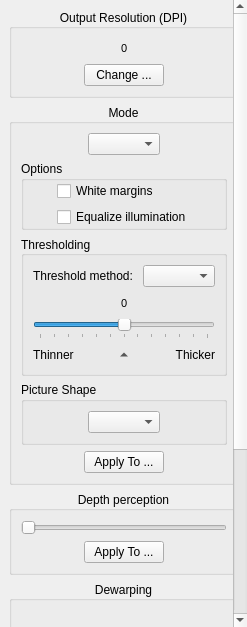
Above: filters/output/ui/OutputOptionsWidget.ui from 4lex4/scantailor-advanced before the change. Below: the same form after it.
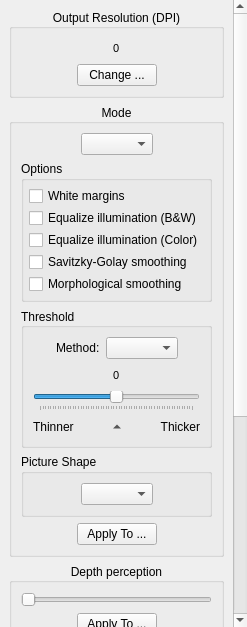
That is the form after the change. Icons and pictures are not drawn.

Commit message: + possibility to disable white margins, normalizing illumination, Savitzky Golay and morphological smoothing in B&W and mixed modes ~ UI fixes

```diff
--- a/filters/output/ui/OutputOptionsWidget.ui
+++ b/filters/output/ui/OutputOptionsWidget.ui
@@ -86,9 +86,9 @@
       <property name="geometry">
        <rect>
         <x>0</x>
-        <y>-202</y>
-        <width>234</width>
-        <height>829</height>
+        <y>0</y>
+        <width>230</width>
+        <height>890</height>
        </rect>
       </property>
       <layout class="QVBoxLayout" name="verticalLayout_3">
@@ -249,7 +249,10 @@
            </layout>
           </item>
           <item>
-           <widget class="QGroupBox" name="colorGrayscaleOptions">
+           <widget class="QGroupBox" name="commonOptions">
+            <property name="styleSheet">
+             <string notr="true"/>
+            </property>
             <property name="title">
              <string>Options</string>
             </property>
@@ -284,6 +287,18 @@
                <property name="fieldGrowthPolicy">
                 <enum>QFormLayout::AllNonFixedFieldsGrow</enum>
                </property>
+               <property name="horizontalSpacing">
+                <number>0</number>
+               </property>
+               <property name="verticalSpacing">
+                <number>2</number>
+               </property>
+               <property name="topMargin">
+                <number>5</number>
+               </property>
+               <property name="bottomMargin">
+                <number>5</number>
+               </property>
                <item row="0" column="0">
                 <widget class="QCheckBox" name="whiteMarginsCB">
                  <property name="text">
@@ -294,7 +309,28 @@
                <item row="1" column="0">
                 <widget class="QCheckBox" name="equalizeIlluminationCB">
                  <property name="text">
-                  <string>Equalize illumination</string>
+                  <string>Equalize illumination (B&amp;&amp;W)</string>
+                 </property>
+                </widget>
+               </item>
+               <item row="2" column="0">
+                <widget class="QCheckBox" name="equalizeIlluminationColorCB">
+                 <property name="text">
+                  <string>Equalize illumination (Color)</string>
+                 </property>
+                </widget>
+               </item>
+               <item row="3" column="0">
+                <widget class="QCheckBox" name="savitzkyGolaySmoothingCB">
+                 <property name="text">
+                  <string>Savitzky-Golay smoothing</string>
+                 </property>
+                </widget>
+               </item>
+               <item row="4" column="0">
+                <widget class="QCheckBox" name="morphologicalSmoothingCB">
+                 <property name="text">
+                  <string>Morphological smoothing</string>
                  </property>
                 </widget>
                </item>
@@ -319,7 +355,7 @@
           <item>
            <widget class="QGroupBox" name="bwOptions">
             <property name="title">
-             <string>Thresholding</string>
+             <string>Threshold</string>
             </property>
             <property name="alignment">
              <set>Qt::AlignLeading|Qt::AlignLeft|Qt::AlignVCenter</set>
@@ -330,10 +366,23 @@
             <layout class="QVBoxLayout" name="verticalLayout_11">
              <item>
               <layout class="QHBoxLayout" name="horizontalLayout_22">
+               <item>
+                <spacer name="horizontalSpacer_42">
+                 <property name="orientation">
+                  <enum>Qt::Horizontal</enum>
+                 </property>
+                 <property name="sizeHint" stdset="0">
+                  <size>
+                   <width>0</width>
+                   <height>20</height>
+                  </size>
+                 </property>
+                </spacer>
+               </item>
                <item>
                 <widget class="QLabel" name="thresholMethodLabel">
                  <property name="text">
-                  <string>Threshold method: </string>
+                  <string>Method:</string>
                  </property>
                 </widget>
                </item>
@@ -357,6 +406,9 @@
              </item>
              <item>
               <layout class="QHBoxLayout" name="horizontalLayout_21">
+               <property name="spacing">
+                <number>6</number>
+               </property>
                <item>
                 <spacer name="horizontalSpacer_39">
                  <property name="orientation">
```
Left out of the diff: 2 changed lines with no effect on the pictures. The commit also changes 19 other files.
